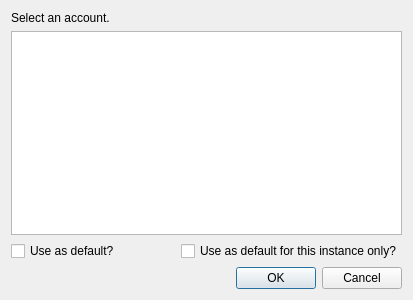
Above: gui/dialogs/AccountSelectDialog.ui from MultiMC/Launcher before the change. Below: the same form after it.
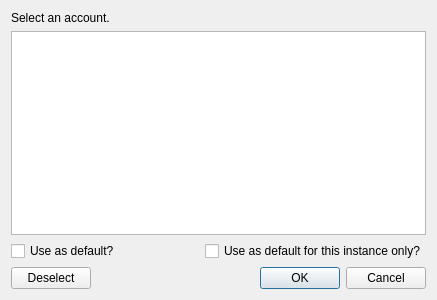
That is the form after the change.

Commit message: Fix #209: Allow overriding the default account per instance

```diff
--- a/gui/dialogs/AccountSelectDialog.ui
+++ b/gui/dialogs/AccountSelectDialog.ui
@@ -6,7 +6,7 @@
    <rect>
     <x>0</x>
     <y>0</y>
-    <width>413</width>
+    <width>437</width>
     <height>300</height>
    </rect>
   </property>
@@ -43,11 +43,22 @@
     </layout>
    </item>
    <item>
+    <layout class="QHBoxLayout" name="horizontalLayout_2">
+     <item>
+      <widget class="QPushButton" name="deselectBtn">
+       <property name="text">
+        <string>Deselect</string>
+       </property>
+      </widget>
+     </item>
+     <item>
     <widget class="QDialogButtonBox" name="buttonBox">
      <property name="standardButtons">
       <set>QDialogButtonBox::Cancel|QDialogButtonBox::Ok</set>
      </property>
     </widget>
+     </item>
+    </layout>
    </item>
   </layout>
  </widget>
```
Lines whose indentation alone changed are shown as unchanged. The commit also changes 9 other files.
